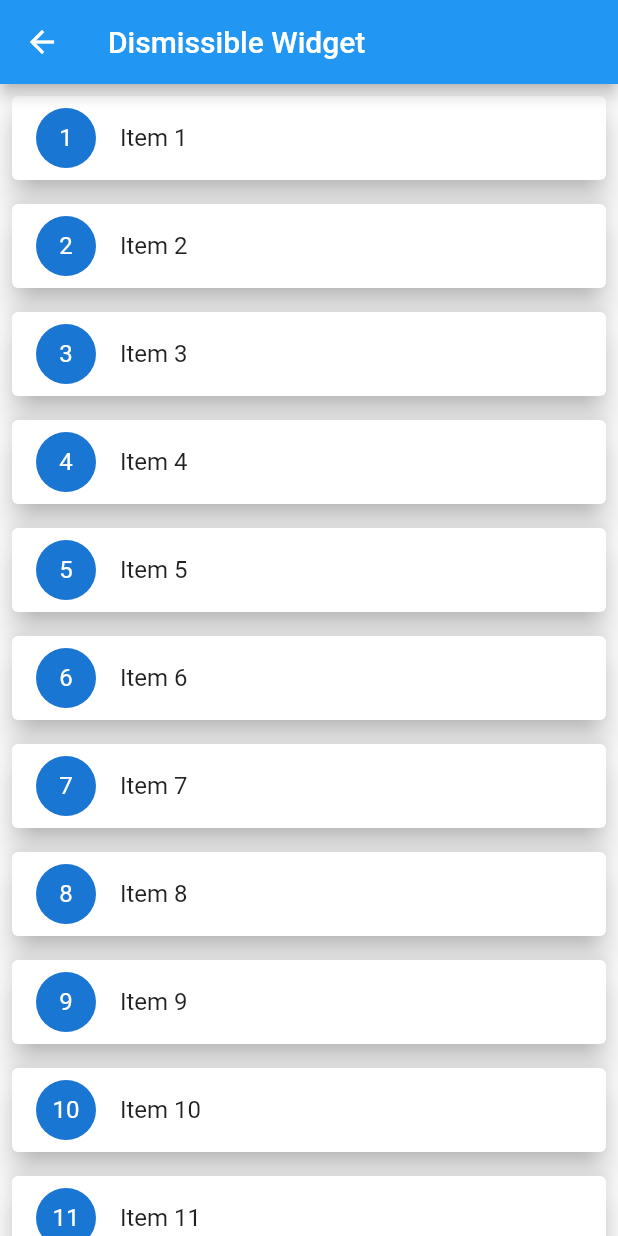
After one commit to JaeHeee/Flutter_TIL, a Flutter app: the DismissibleWidget screen opened by its route, on a phone screen of 412 x 824 dp. The commit adds this screen. Run offline on Flutter 3.47's test engine with Material 2 defaults, Android fonts, the phone set to English and light mode, and no system bars; our stand-ins replace firebase_core; accounts and stored records are empty.

Commit message:
feat: Add Dismissible Widget

```diff
--- a/lib/home_page.dart
+++ b/lib/home_page.dart
@@ -1,6 +1,7 @@
 import 'package:flutter/material.dart';
 
 import 'firebase/firebase_home_page.dart';
+import 'widget/dismissible_widget.dart';
 import 'widget/til_button.dart';
 
 class HomePage extends StatelessWidget {
@@ -9,6 +10,8 @@ class HomePage extends StatelessWidget {
   final List<Widget> list = [
     const TilButton(
         title: '1. Firebase', routeName: FirebaseHomePage.routeName),
+    const TilButton(
+        title: '2. Dismissible', routeName: DismissibleWidget.routeName),
   ];
 
   @override
--- a/lib/main.dart
+++ b/lib/main.dart
@@ -1,4 +1,5 @@
 import 'package:flutter/material.dart';
+import 'package:flutter_til/widget/dismissible_widget.dart';
 
 import 'firebase/firebase_crashlytics.dart';
 import 'firebase/firebase_home_page.dart';
@@ -23,6 +24,7 @@ class MyApp extends StatelessWidget {
         FirebaseHomePage.routeName: (ctx) => const FirebaseHomePage(),
         FirebaseCrashlyticsScreen.routeName: (ctx) =>
             const FirebaseCrashlyticsScreen(),
+        DismissibleWidget.routeName: (ctx) => DismissibleWidget(),
       },
     );
   }
--- /dev/null
+++ b/lib/widget/dismissible_widget.dart
@@ -0,0 +1,141 @@
+import 'package:flutter/material.dart';
+
+class DismissibleWidget extends StatefulWidget {
+  static const routeName = '/dismissible-widget';
+  DismissibleWidget({Key key}) : super(key: key);
+
+  @override
+  _DismissibleWidgetState createState() => _DismissibleWidgetState();
+}
+
+class _DismissibleWidgetState extends State<DismissibleWidget> {
+  final List<String> _items = List.generate(30, (index) => 'Item ${index + 1}');
+  final List<String> _savedItems = [];
+
+  @override
+  Widget build(BuildContext context) {
+    return Scaffold(
+      appBar: AppBar(
+        title: const Text('Dismissible Widget'),
+      ),
+      body: ListView.builder(
+        itemCount: _items.length,
+        itemBuilder: (context, index) => Dismissible(
+          key: Key(_items[index]),
+          onDismissed: (direction) => _onDismissed(direction, index),
+          confirmDismiss: (direction) =>
+              _confirmDismiss(direction, context, index),
+          background: _buildBackgroundWidget,
+          secondaryBackground: _buildSecondBackgroundWidget,
+          child: _buildListItem(index),
+        ),
+      ),
+    );
+  }
+
+  Future<bool> _confirmDismiss(
+      DismissDirection direction, BuildContext context, int index) {
+    if (direction == DismissDirection.endToStart) {
+      return showDialog(
+          context: context,
+          builder: (ctx) {
+            return AlertDialog(
+              title: const Text('Are you sure?'),
+              content: Text('Now I am deleting ${_items[index]}'),
+              actions: <Widget>[
+                ElevatedButton(
+                  onPressed: () {
+                    return Navigator.of(context).pop(false);
+                  },
+                  child: const Text('CANCEL'),
+                ),
+                ElevatedButton(
+                  onPressed: () {
+                    return Navigator.of(context).pop(true);
+                  },
+                  child: const Text('DELETE'),
+                ),
+              ],
+            );
+          });
+    } else if (direction == DismissDirection.startToEnd) {
+      return showDialog(
+          context: context,
+          builder: (ctx) {
+            return AlertDialog(
+              title: const Text('Are you sure?'),
+              content: Text('Now saving ${_items[index]}'),
+              actions: <Widget>[
+                ElevatedButton(
+                  onPressed: () {
+                    return Navigator.of(context).pop(false);
+                  },
+                  child: const Text('CANCEL'),
+                ),
+                ElevatedButton(
+                  onPressed: () {
+                    return Navigator.of(context).pop(true);
+                  },
+                  child: const Text('SAVE'),
+                ),
+              ],
+            );
+          });
+    }
+    return Future.value(false);
+  }
+
+  void _onDismissed(DismissDirection direction, int index) {
+    if (direction == DismissDirection.endToStart) {
+      setState(() {
+        _items.removeAt(index);
+      });
+    }
+    if (direction == DismissDirection.startToEnd) {
+      setState(() {
+        _savedItems.add(_items[index]);
+        _items.removeAt(index);
+      });
+    }
+  }
+
+  Card _buildListItem(int index) {
+    return Card(
+      margin: const EdgeInsets.all(8),
+      elevation: 8,
+      child: ListTile(
+        leading: CircleAvatar(
+          child: Text('${_items[index].split(' ')[1]}'),
+        ),
+        title: Text(
+          _items[index],
+          style: const TextStyle(fontSize: 16),
+        ),
+      ),
+    );
+  }
+
+  Container get _buildSecondBackgroundWidget => Container(
+        margin: const EdgeInsets.all(8),
+        padding: const EdgeInsets.symmetric(horizontal: 20),
+        color: Colors.red,
+        alignment: Alignment.centerRight,
+        child: const Icon(
+          Icons.delete,
+          size: 36,
+          color: Colors.white,
+        ),
+      );
+
+  Container get _buildBackgroundWidget => Container(
+        margin: const EdgeInsets.all(8),
+        padding: const EdgeInsets.symmetric(horizontal: 20),
+        color: Colors.green,
+        alignment: Alignment.centerLeft,
+        child: const Icon(
+          Icons.save,
+          size: 36,
+          color: Colors.white,
+        ),
+      );
+}
```
